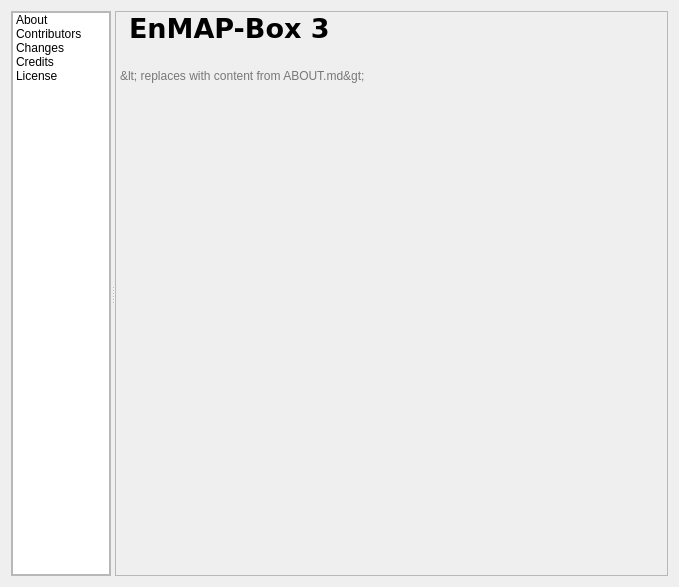
Above: enmapbox/gui/ui/aboutdialog.ui from EnMAP-Box/enmap-box before the change. Below: the same form after it.
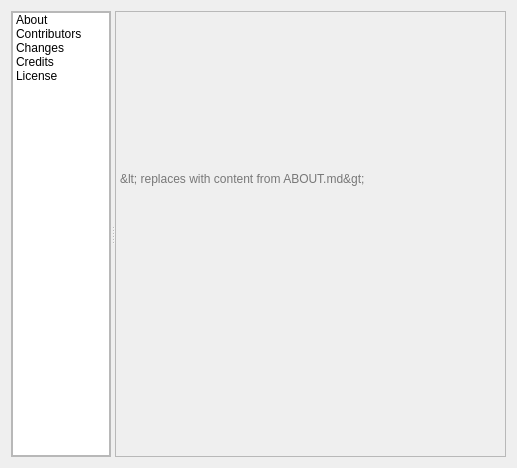
That is the form after the change. Icons and pictures are not drawn. Custom widgets are drawn as their Qt base class.

```diff
--- a/enmapbox/gui/ui/aboutdialog.ui
+++ b/enmapbox/gui/ui/aboutdialog.ui
@@ -9,8 +9,8 @@
    <rect>
     <x>0</x>
     <y>0</y>
-    <width>679</width>
-    <height>587</height>
+    <width>517</width>
+    <height>468</height>
    </rect>
   </property>
   <property name="sizePolicy">
@@ -206,11 +206,26 @@
            </property>
            <item>
             <layout class="QHBoxLayout" name="horizontalLayout">
+             <property name="spacing">
+              <number>0</number>
+             </property>
              <property name="topMargin">
               <number>0</number>
              </property>
              <item>
-              <widget class="QLabel" name="labelLogo">
+              <widget class="ResizableImageLabel" name="labelLogo">
+               <property name="sizePolicy">
+                <sizepolicy hsizetype="Preferred" vsizetype="Preferred">
+                 <horstretch>1</horstretch>
+                 <verstretch>1</verstretch>
+                </sizepolicy>
+               </property>
+               <property name="minimumSize">
+                <size>
+                 <width>0</width>
+                 <height>150</height>
+                </size>
+               </property>
                <property name="text">
                 <string/>
                </property>
@@ -223,6 +238,12 @@
                <property name="scaledContents">
                 <bool>false</bool>
                </property>
+               <property name="margin">
+                <number>-10</number>
+               </property>
+               <property name="indent">
+                <number>0</number>
+               </property>
               </widget>
              </item>
              <item>
@@ -255,30 +276,6 @@
                 <property name="bottomMargin">
                  <number>0</number>
                 </property>
-                <item>
-                 <widget class="QLabel" name="labelTitle">
-                  <property name="sizePolicy">
-                   <sizepolicy hsizetype="Preferred" vsizetype="Preferred">
-                    <horstretch>2</horstretch>
-                    <verstretch>0</verstretch>
-                   </sizepolicy>
-                  </property>
-                  <property name="font">
-                   <font>
-                    <family>Verdana</family>
-                    <pointsize>20</pointsize>
-                    <weight>75</weight>
-                    <bold>true</bold>
-                   </font>
-                  </property>
-                  <property name="text">
-                   <string>EnMAP-Box 3</string>
-                  </property>
-                  <property name="textFormat">
-                   <enum>Qt::RichText</enum>
-                  </property>
-                 </widget>
-                </item>
                 <item>
                  <widget class="QLabel" name="labelVersion">
                   <property name="text">
@@ -612,6 +609,13 @@
    </property>
   </action>
  </widget>
+ <customwidgets>
+  <customwidget>
+   <class>ResizableImageLabel</class>
+   <extends>QLabel</extends>
+   <header>enmapbox.qgispluginsupport.qps.simplewidgets</header>
+  </customwidget>
+ </customwidgets>
  <resources>
   <include location="../../enmapboxresources.qrc"/>
  </resources>
```
